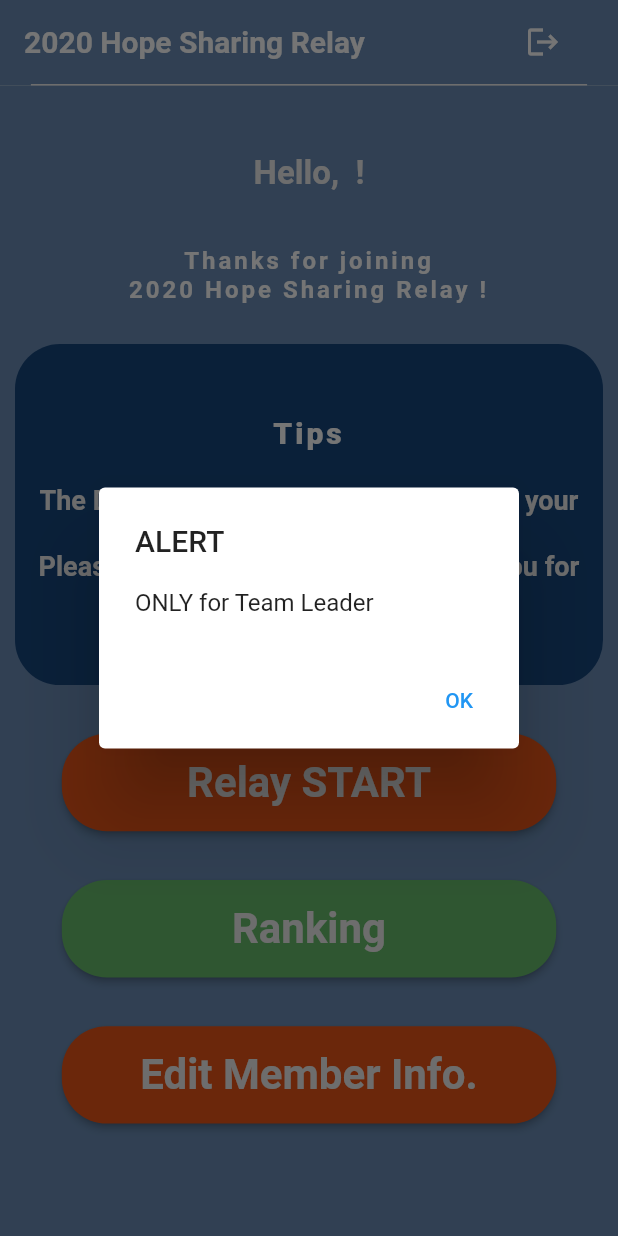
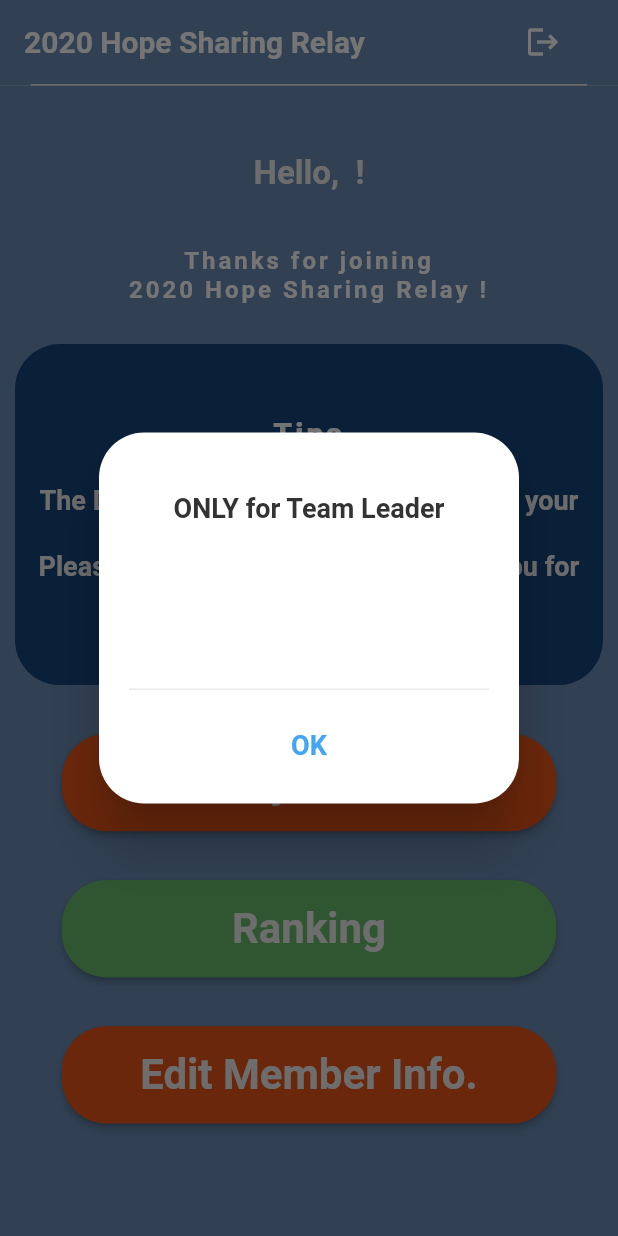
Before and after one commit to seunghwanly/minimarathon, a Flutter app: the RelayStart widget shown alone on an empty page, opened directly with empty values, after a tap on "Edit Member Info.", on a phone screen of 412 x 824 dp. Run offline on Flutter 3.47's test engine with Material 2 defaults, Android fonts, the phone set to English and light mode, and no system bars; our stand-ins replace firebase_auth, firebase_core, firebase_database, flutter_linkify, pin_code_fields, shared_preferences and 1 more; missing offline and left inert: background_location, http_auth, international_phone_input, libphonenumber, loading_animations; accounts and stored records are empty.

```diff
--- a/minimarathon/lib/component/body/relay/relay_start.dart
+++ b/minimarathon/lib/component/body/relay/relay_start.dart
@@ -43,33 +43,6 @@ class RelayStartState extends State<RelayStart> {
     );
   }
 
-  _showMyDialog() async {
-    return showDialog<void>(
-      context: context,
-      barrierDismissible: false,
-      builder: (BuildContext context) {
-        return AlertDialog(
-          title: Text('ALERT'),
-          content: SingleChildScrollView(
-            child: ListBody(
-              children: <Widget>[
-                Text('ONLY for Team Leader'),
-              ],
-            ),
-          ),
-          actions: <Widget>[
-            TextButton(
-              child: Text('OK'),
-              onPressed: () {
-                Navigator.of(context).pop();
-              },
-            ),
-          ],
-        );
-      },
-    );
-  }
-
   void _navigationToEdit() {
     if (widget.isLeader) {
     Navigator.push(
@@ -80,7 +53,7 @@ class RelayStartState extends State<RelayStart> {
         )
         );
     } else{
-      _showMyDialog();
+      showMyDialog(context, 'ONLY for Team Leader');
     }
 
   }
```
Also changed, not shown: 1 other file.
